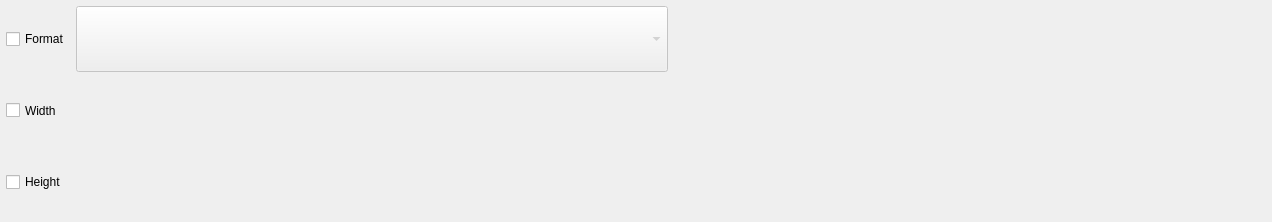
The window that bulicommander/bulicommander/bc/resources/bcwsearchimgfilterrules.ui (Grum999/BuliCommander) describes before a commit, drawn with Qt 5.
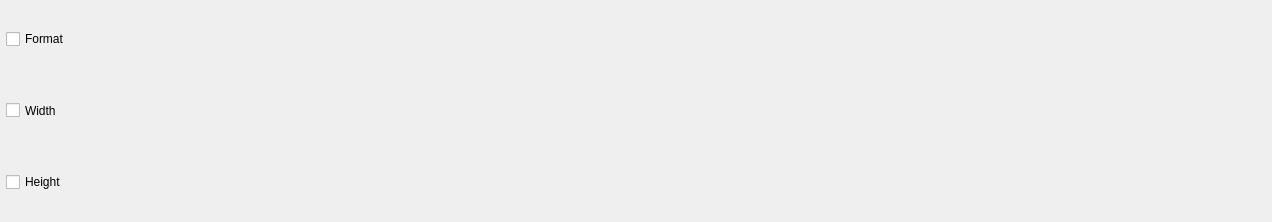
The same window after the commit. Custom widgets are drawn as their Qt base class.

```diff
--- a/bulicommander/bulicommander/bc/resources/bcwsearchimgfilterrules.ui
+++ b/bulicommander/bulicommander/bc/resources/bcwsearchimgfilterrules.ui
@@ -129,10 +129,7 @@
     </widget>
    </item>
    <item row="1" column="1">
-    <widget class="QComboBox" name="cblImageFormat">
-     <property name="enabled">
-      <bool>false</bool>
-     </property>
+    <widget class="WOperatorInputList" name="woiImageFormat" native="true">
      <property name="sizePolicy">
       <sizepolicy hsizetype="Preferred" vsizetype="Minimum">
        <horstretch>0</horstretch>
@@ -153,6 +150,12 @@
    <header>bulicommander.pktk.widgets.woperatorinput</header>
    <container>1</container>
   </customwidget>
+  <customwidget>
+   <class>WOperatorInputList</class>
+   <extends>QWidget</extends>
+   <header>bulicommander.pktk.widgets.woperatorinput</header>
+   <container>1</container>
+  </customwidget>
  </customwidgets>
  <resources/>
  <connections/>
```
Left out of the diff: 3 changed lines with no effect on the pictures.
